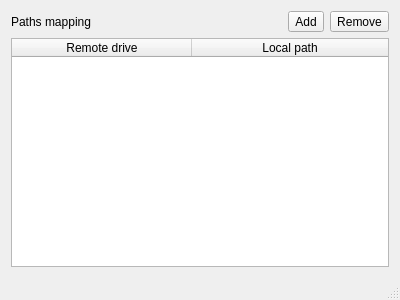
dstern95/flashdevelop, file FD4/External/Tools/Bridge/mainwindow.ui: the form before one commit.
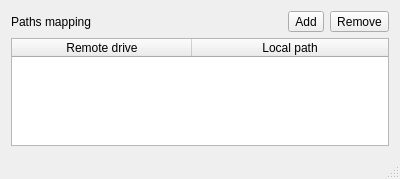
The form after the commit.

```diff
--- a/FD4/External/Tools/Bridge/mainwindow.ui
+++ b/FD4/External/Tools/Bridge/mainwindow.ui
@@ -7,7 +7,7 @@
     <x>0</x>
     <y>0</y>
     <width>400</width>
-    <height>300</height>
+    <height>179</height>
    </rect>
   </property>
   <property name="windowTitle">
```
Left out of the diff: 12 changed lines with no effect on the pictures.
